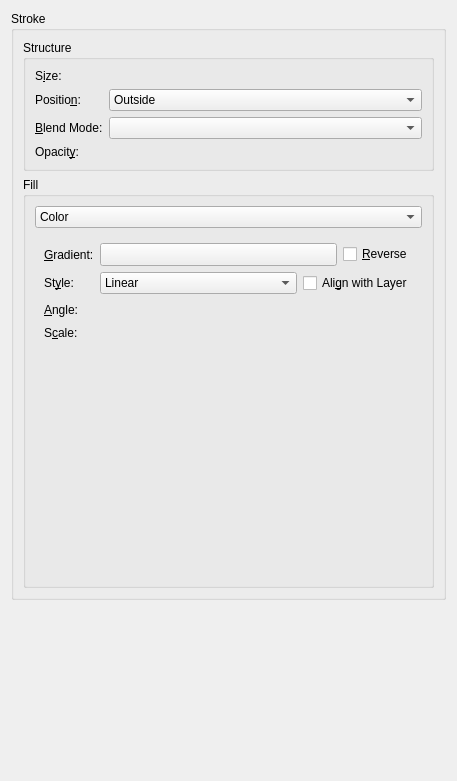
The window that libs/ui/layerstyles/WdgStroke.ui (KDE/krita) describes before a commit, drawn with Qt 5.
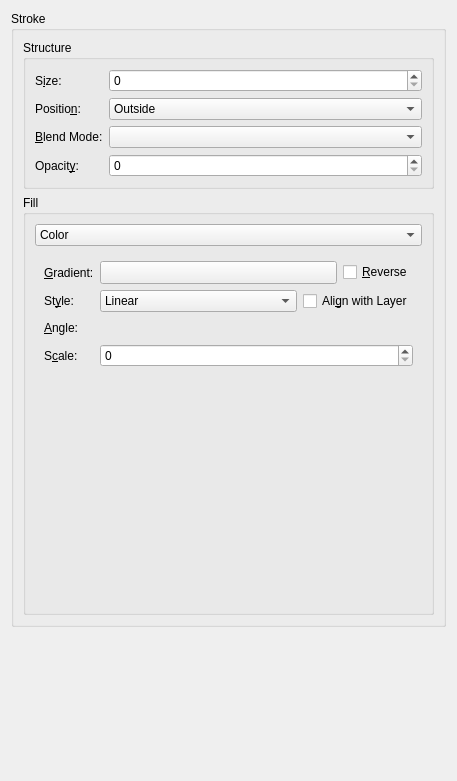
The same window after the commit. Custom widgets are drawn as their Qt base class.

Commit message:
ui: Fix Designer not rendering KisSliderSpinBox as QSpinBox
Part-of: <https://invent.kde.org/graphics/krita/-/merge_requests/1742>

The edit to the form file:
```diff
--- a/libs/ui/layerstyles/WdgStroke.ui
+++ b/libs/ui/layerstyles/WdgStroke.ui
@@ -423,7 +423,7 @@
   </customwidget>
   <customwidget>
    <class>KisSliderSpinBox</class>
-   <extends>QWidget</extends>
+   <extends>QSpinBox</extends>
    <header location="global">kis_slider_spin_box.h</header>
    <container>1</container>
   </customwidget>
```
The commit also changes 45 other files.
